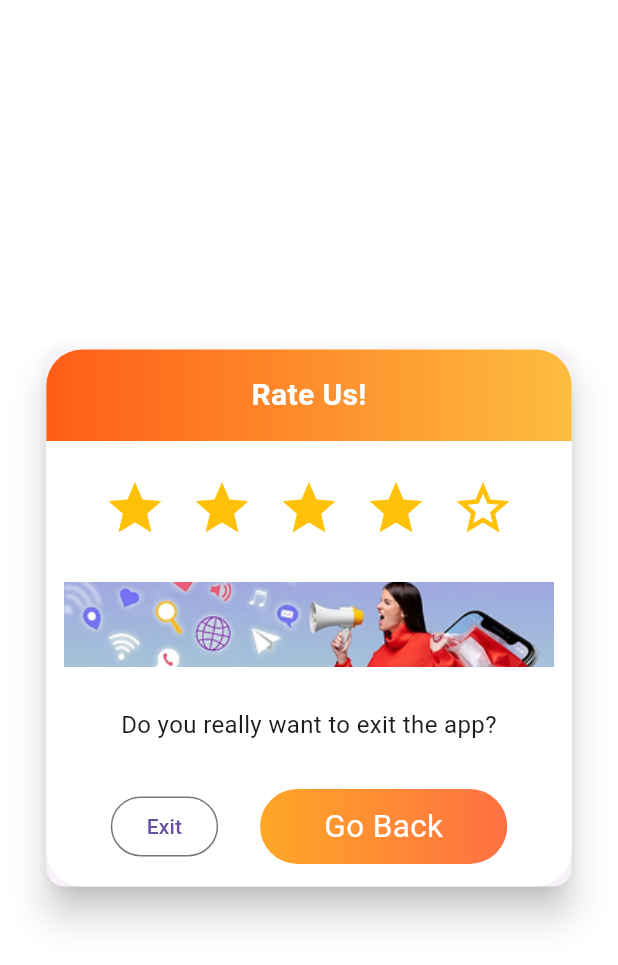
After one commit to VCodes0/Aarti-App, a Flutter app: the RateUsPage screen opened directly, on a phone screen of 412 x 824 dp. The commit adds this screen. Shown: the top 965 px of the screen. Run offline on Flutter 3.47's test engine with Material 3 defaults, Android fonts, the phone set to English and light mode, and no system bars; our stand-ins replace get.

Commit message:
Rate-US Page Ceated

```diff
--- a/lib/View/Get Started/get_started_page.dart
+++ b/lib/View/Get Started/get_started_page.dart
@@ -1,4 +1,7 @@
 import 'package:flutter/material.dart';
+import 'package:get/get.dart';
+import 'package:get/get_core/src/get_main.dart';
+import 'package:god_aarti_app/View/Rate%20US/rate_us_page.dart';
 
 class GetStartedPage extends StatelessWidget {
   const GetStartedPage({super.key});
@@ -36,7 +39,15 @@ class GetStartedPage extends StatelessWidget {
           Positioned(
             top: mq.height * 0.37,
             right: mq.width * 0.15,
-            child: Image.asset("assets/Rate US.png"),
+            child: InkWell(
+              onTap: () {
+                Navigator.push(
+                  context,
+                  MaterialPageRoute(builder: (context) => RateUsPage()),
+                );
+              },
+              child: Image.asset("assets/Rate US.png"),
+            ),
           ),
           Positioned(
             bottom: mq.height * 0.02,
--- /dev/null
+++ b/lib/View/Rate US/rate_us_page.dart
@@ -0,0 +1,133 @@
+import 'package:flutter/material.dart';
+import 'package:god_aarti_app/Widgets/custom_next_button.dart';
+
+class RateUsPage extends StatefulWidget {
+  const RateUsPage({super.key});
+
+  @override
+  State<RateUsPage> createState() => _RateUsPageState();
+}
+
+class _RateUsPageState extends State<RateUsPage> {
+  int selectedRating = 4;
+
+  final LinearGradient rateCardColor = LinearGradient(
+    begin: Alignment.centerLeft,
+    end: Alignment.centerRight,
+    colors: [Color(0xffFF5D18), Color(0xffFDBD3F)],
+  );
+
+  @override
+  Widget build(BuildContext context) {
+    return Scaffold(
+      backgroundColor: Colors.white,
+      body: Center(
+        child: Card(
+          elevation: 10,
+          child: Container(
+            width: MediaQuery.of(context).size.width * 0.85,
+            decoration: BoxDecoration(
+              color: Colors.white,
+              borderRadius: BorderRadius.circular(24),
+            ),
+            child: Column(
+              mainAxisSize: MainAxisSize.min,
+              children: [
+                Container(
+                  decoration: BoxDecoration(
+                    gradient: rateCardColor,
+                    borderRadius: const BorderRadius.vertical(
+                      top: Radius.circular(24),
+                    ),
+                  ),
+                  padding: const EdgeInsets.symmetric(vertical: 16),
+                  child: Stack(
+                    children: [
+                      const Center(
+                        child: Text(
+                          'Rate Us!',
+                          style: TextStyle(
+                            color: Colors.white,
+                            fontSize: 20,
+                            fontWeight: FontWeight.bold,
+                          ),
+                        ),
+                      ),
+                    ],
+                  ),
+                ),
+
+                const SizedBox(height: 16),
+
+                // Stars
+                Row(
+                  mainAxisAlignment: MainAxisAlignment.center,
+                  children: List.generate(5, (index) {
+                    return IconButton(
+                      icon: Icon(
+                        index < selectedRating ? Icons.star : Icons.star_border,
+                        color: Colors.amber,
+                        size: 42,
+                      ),
+                      onPressed: () {
+                        setState(() {
+                          selectedRating = index + 1;
+                        });
+                      },
+                    );
+                  }),
+                ),
+
+                const SizedBox(height: 20),
+
+                // Animal image
+                Padding(
+                  padding: const EdgeInsets.symmetric(horizontal: 12),
+                  child: Image.asset(
+                    'assets/rateuspage.png',
+                    fit: BoxFit.contain,
+                  ),
+                ),
+
+                const SizedBox(height: 27),
+
+                // Text
+                const Padding(
+                  padding: EdgeInsets.symmetric(horizontal: 16),
+                  child: Text(
+                    "Do you really want to exit the app?",
+                    style: TextStyle(fontSize: 16),
+                    textAlign: TextAlign.center,
+                  ),
+                ),
+
+                const SizedBox(height: 16),
+
+                // Exit App button
+                Padding(
+                  padding: const EdgeInsets.all(15.0),
+                  child: Row(
+                    mainAxisAlignment: MainAxisAlignment.spaceEvenly,
+                    children: [
+                      OutlinedButton(
+                        onPressed: () {
+                          Navigator.pop(context);
+                        },
+                        child: Text("Exit"),
+                      ),
+
+                      InkWell(
+                        onTap: () => Navigator.pop(context),
+                        child: CustomNextButton(text: "Go Back"),
+                      ),
+                    ],
+                  ),
+                ),
+              ],
+            ),
+          ),
+        ),
+      ),
+    );
+  }
+}
```
Also changed, not shown: assets/rateuspage.png (added).
